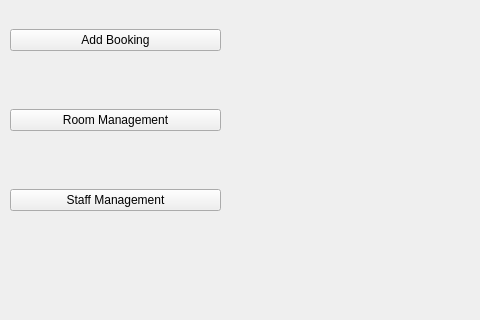
Above: main_window.ui from Yuting-H/LiteStay before the change; both pictures show x 0 to 480 and y 109 to 429 of the 1024 by 600 pixel window. Below: the same form after it.
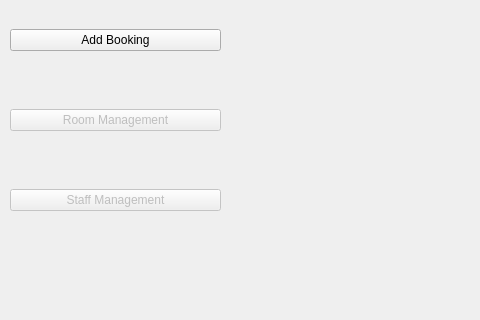
That is the form after the change.

```diff
--- a/main_window.ui
+++ b/main_window.ui
@@ -55,6 +55,9 @@
      </item>
      <item>
       <widget class="QPushButton" name="room_btn">
+       <property name="enabled">
+        <bool>false</bool>
+       </property>
        <property name="text">
         <string>Room Management</string>
        </property>
@@ -62,6 +65,9 @@
      </item>
      <item>
       <widget class="QPushButton" name="staff_btn">
+       <property name="enabled">
+        <bool>false</bool>
+       </property>
        <property name="text">
         <string>Staff Management</string>
        </property>
```
